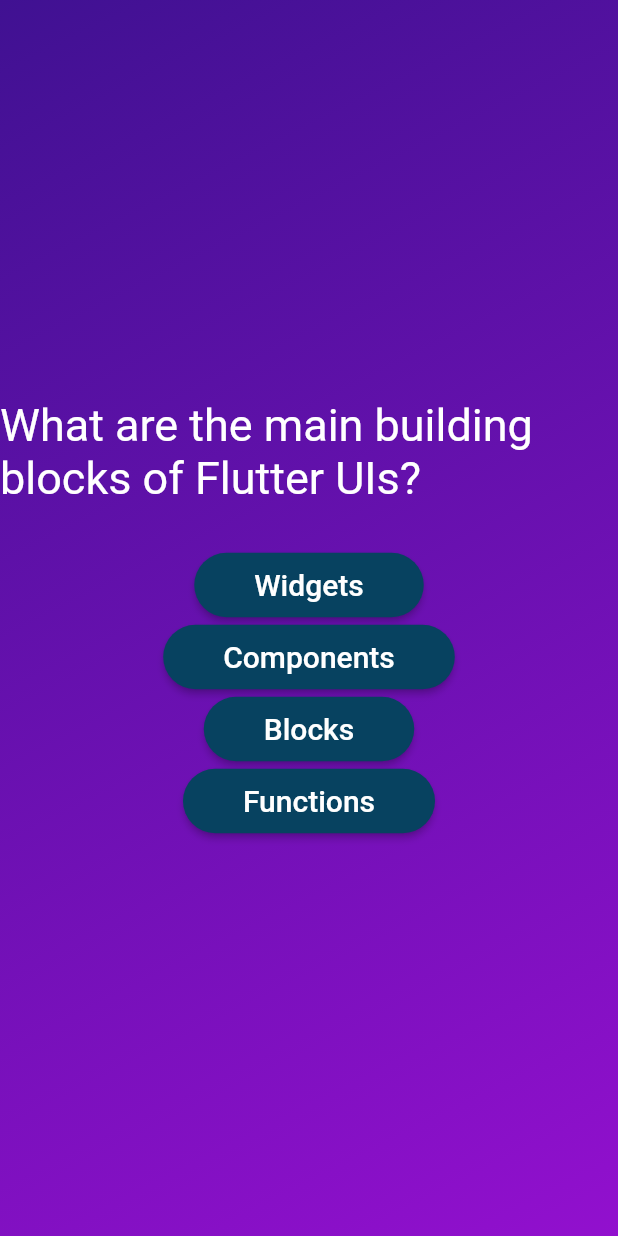
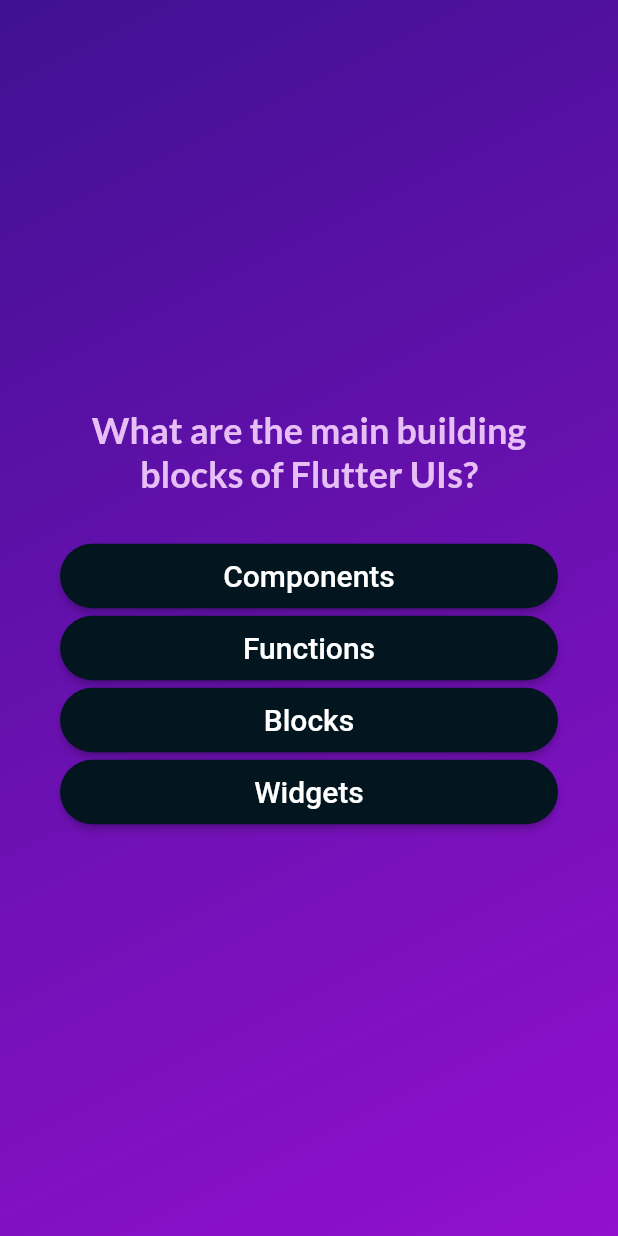
Before and after one commit to yuminee/flutter-practice-app, a Flutter app: the screen it shows after launch, after a tap on "Start Quiz", on a phone screen of 412 x 824 dp. Run offline on Flutter 3.47's test engine with Material 2 defaults, Android fonts, the phone set to English and light mode, and no system bars; our stand-ins replace google_fonts.

Commit message:
Complete Quiz App

```diff
--- a/quiz_app/lib/answer_button.dart
+++ b/quiz_app/lib/answer_button.dart
@@ -13,13 +13,14 @@ class AnswerButton extends StatelessWidget {
       onPressed: onTap,
       style: ElevatedButton.styleFrom(
           padding: const EdgeInsets.symmetric(vertical: 10, horizontal: 40),
-          backgroundColor: const Color.fromARGB(255, 7, 66, 96),
+          backgroundColor: const Color.fromARGB(255, 3, 21, 30),
           foregroundColor: Colors.white,
           shape: RoundedRectangleBorder(
             borderRadius: BorderRadius.circular(40),
           )),
       child: Text(
         answerText,
+        textAlign: TextAlign.center,
         style: const TextStyle(fontSize: 20),
       ),
     );
--- a/quiz_app/lib/model/quiz_questions.dart
+++ b/quiz_app/lib/model/quiz_questions.dart
@@ -3,4 +3,10 @@ class QuizQuestion {
 
   final String text;
   final List<String> answers;
+
+  List<String> get shuffledAnswers {
+    final shuffledList = List.of(answers);
+    shuffledList.shuffle();
+    return shuffledList;
+  }
 }
--- a/quiz_app/lib/questions_screen.dart
+++ b/quiz_app/lib/questions_screen.dart
@@ -1,10 +1,13 @@
 import 'package:flutter/material.dart';
+import 'package:google_fonts/google_fonts.dart';
 
 import 'package:quiz_app/answer_button.dart';
 import 'package:quiz_app/data/questions.dart';
 
 class QuestionsScreen extends StatefulWidget {
-  const QuestionsScreen({super.key});
+  const QuestionsScreen({super.key, required this.onSelectAnswer});
+
+  final void Function(String answer) onSelectAnswer;
 
   @override
   State<QuestionsScreen> createState() {
@@ -13,39 +16,48 @@ class QuestionsScreen extends StatefulWidget {
 }
 
 class _QuestionsScreenState extends State<QuestionsScreen> {
+  int currentQuestionIndex = 0;
+
+  void answerQuestion(String selectedAnswer) {
+    widget.onSelectAnswer(selectedAnswer);
+    // setState안에서 값을 변경해줘야, flutter에서 build method를 다시 executed함
+    setState(() {
+      currentQuestionIndex++;
+    });
+  }
+
   @override
   Widget build(context) {
-    final currentQuestion = questions[0];
+    final currentQuestion = questions[currentQuestionIndex];
 
     return SizedBox(
       width: double.infinity, //use as much as you can.
+      child: Container(
+        margin: const EdgeInsets.all(40),
         child: Column(
           mainAxisAlignment: MainAxisAlignment.center,
+          crossAxisAlignment: CrossAxisAlignment.stretch,
           children: [
             Text(
               currentQuestion.text,
-            style: const TextStyle(color: Colors.white, fontSize: 30),
+              style: GoogleFonts.lato(
+                  color: const Color.fromARGB(255, 231, 190, 246),
+                  fontSize: 24,
+                  fontWeight: FontWeight.bold),
+              textAlign: TextAlign.center,
             ),
             const SizedBox(
               height: 30,
             ),
-          AnswerButton(
-            answerText: currentQuestion.answers[0],
-            onTap: () {},
+            ...currentQuestion.shuffledAnswers.map((answer) {
+              return AnswerButton(
+                  answerText: answer,
+                  onTap: () {
+                    answerQuestion(answer);
+                  });
+            })
+          ],
         ),
-          AnswerButton(
-            answerText: currentQuestion.answers[1],
-            onTap: () {},
-          ),
-          AnswerButton(
-            answerText: currentQuestion.answers[2],
-            onTap: () {},
-          ),
-          AnswerButton(
-            answerText: currentQuestion.answers[3],
-            onTap: () {},
-          ),
-        ],
       ),
     );
   }
--- a/quiz_app/lib/quiz.dart
+++ b/quiz_app/lib/quiz.dart
@@ -2,6 +2,8 @@ import 'package:flutter/material.dart';
 
 import 'package:quiz_app/start_screen.dart';
 import 'package:quiz_app/questions_screen.dart';
+import 'package:quiz_app/results_screen.dart';
+import 'package:quiz_app/data/questions.dart';
 
 class Quiz extends StatefulWidget {
   const Quiz({super.key});
@@ -13,7 +15,15 @@ class Quiz extends StatefulWidget {
 }
 
 class _QuizState extends State<Quiz> {
+  List<String> selectedAnswers = [];
   var activeScreen = 'start-screen';
+
+  void onRestart() {
+    setState(() {
+      selectedAnswers = [];
+      activeScreen = 'start-screen';
+    });
+  }
 
   void switchScreen() {
     setState(() {
@@ -21,12 +31,27 @@ class _QuizState extends State<Quiz> {
     });
   }
 
+  void chooseAnswer(String answer) {
+    selectedAnswers.add(answer);
+
+    if (selectedAnswers.length == questions.length) {
+      setState(() {
+        activeScreen = 'results-screen';
+      });
+    }
+  }
+
   @override
   Widget build(context) {
     Widget screenWidget = StartScreen(switchScreen);
 
     if (activeScreen == 'questions-screen') {
-      screenWidget = const QuestionsScreen();
+      screenWidget = QuestionsScreen(onSelectAnswer: chooseAnswer);
+    }
+
+    if (activeScreen == 'results-screen') {
+      screenWidget =
+          ResultsScreen(chosenAnswers: selectedAnswers, onRestart: onRestart);
     }
 
     return MaterialApp(
--- a/quiz_app/lib/start_screen.dart
+++ b/quiz_app/lib/start_screen.dart
@@ -1,4 +1,5 @@
 import 'package:flutter/material.dart';
+import 'package:google_fonts/google_fonts.dart';
 
 class StartScreen extends StatelessWidget {
   const StartScreen(this.startQuiz, {super.key});
@@ -17,8 +18,13 @@ class StartScreen extends StatelessWidget {
             color: const Color.fromARGB(137, 255, 255, 255),
           ),
           const SizedBox(height: 80),
-          const Text("Learn Flutter the fun way!",
-              style: TextStyle(fontSize: 23, color: Colors.white)),
+          Text(
+            "Learn Flutter the fun way!",
+            style: GoogleFonts.lato(
+              color: const Color.fromARGB(255, 237, 223, 252),
+              fontSize: 24,
+            ),
+          ),
           const SizedBox(height: 30),
           OutlinedButton.icon(
             onPressed: startQuiz,
--- a/quiz_app/pubspec.yaml
+++ b/quiz_app/pubspec.yaml
@@ -35,6 +35,7 @@ dependencies:
   # The following adds the Cupertino Icons font to your application.
   # Use with the CupertinoIcons class for iOS style icons.
   cupertino_icons: ^1.0.2
+  google_fonts: ^6.1.0
 
 dev_dependencies:
   flutter_test:
```
Also changed, not shown: quiz_app/lib/questions_summary/question_identifier.dart (added, +35 -0 lines), quiz_app/lib/questions_summary/questions_summary.dart (added, +25 -0 lines), quiz_app/lib/questions_summary/summary_item.dart (added, +60 -0 lines), quiz_app/lib/results_screen.dart (added, +64 -0 lines), quiz_app/pubspec.lock, 10 other files. Lines whose indentation alone changed are shown as unchanged.
